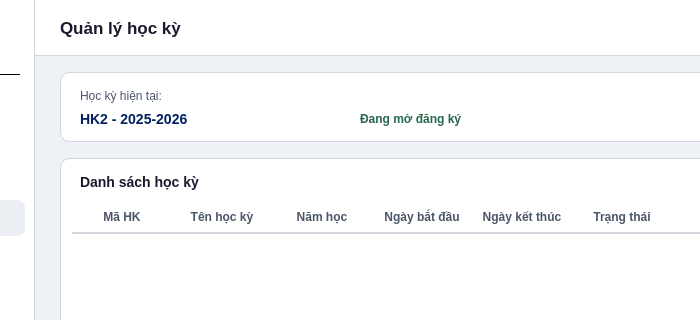
Before: the Qt Designer form frontend/ui/admin_semester.ui in abcxyzawe/BaiTapLonPy, drawn with Qt 5; both pictures show x 195 to 895 and y 0 to 320 of the 1100 by 700 pixel window.
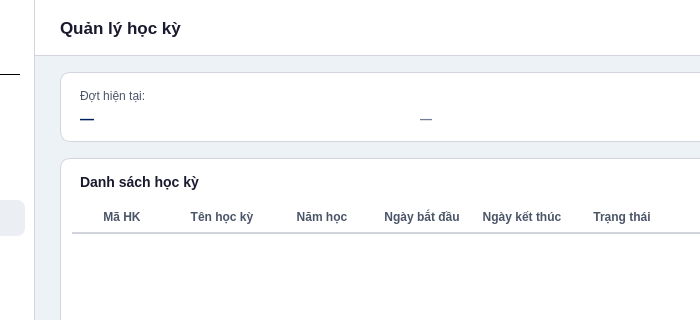
After: the same form once the commit is applied.

Patch:
```diff
--- a/frontend/ui/admin_semester.ui
+++ b/frontend/ui/admin_semester.ui
@@ -180,19 +180,19 @@
     <widget class="QLabel" name="lblCurrentSemLabel">
      <property name="geometry"><rect><x>20</x><y>14</y><width>120</width><height>20</height></rect></property>
      <property name="styleSheet"><string notr="true">color: #4a5568; font-size: 12px; background: transparent;</string></property>
-     <property name="text"><string>Học kỳ hiện tại:</string></property>
+     <property name="text"><string>Đợt hiện tại:</string></property>
     </widget>
 
     <widget class="QLabel" name="lblCurrentSem">
-     <property name="geometry"><rect><x>20</x><y>36</y><width>250</width><height>22</height></rect></property>
+     <property name="geometry"><rect><x>20</x><y>36</y><width>320</width><height>22</height></rect></property>
      <property name="styleSheet"><string notr="true">color: #002060; font-size: 14px; font-weight: bold; background: transparent;</string></property>
-     <property name="text"><string>HK2 - 2025-2026</string></property>
+     <property name="text"><string>—</string></property>
     </widget>
 
     <widget class="QLabel" name="lblSemStatus">
-     <property name="geometry"><rect><x>300</x><y>36</y><width>200</width><height>22</height></rect></property>
-     <property name="styleSheet"><string notr="true">color: #276749; font-size: 12px; font-weight: bold; background: transparent;</string></property>
-     <property name="text"><string>Đang mở đăng ký</string></property>
+     <property name="geometry"><rect><x>360</x><y>36</y><width>200</width><height>22</height></rect></property>
+     <property name="styleSheet"><string notr="true">color: #718096; font-size: 12px; font-weight: bold; background: transparent;</string></property>
+     <property name="text"><string>—</string></property>
     </widget>
    </widget>
 
```
